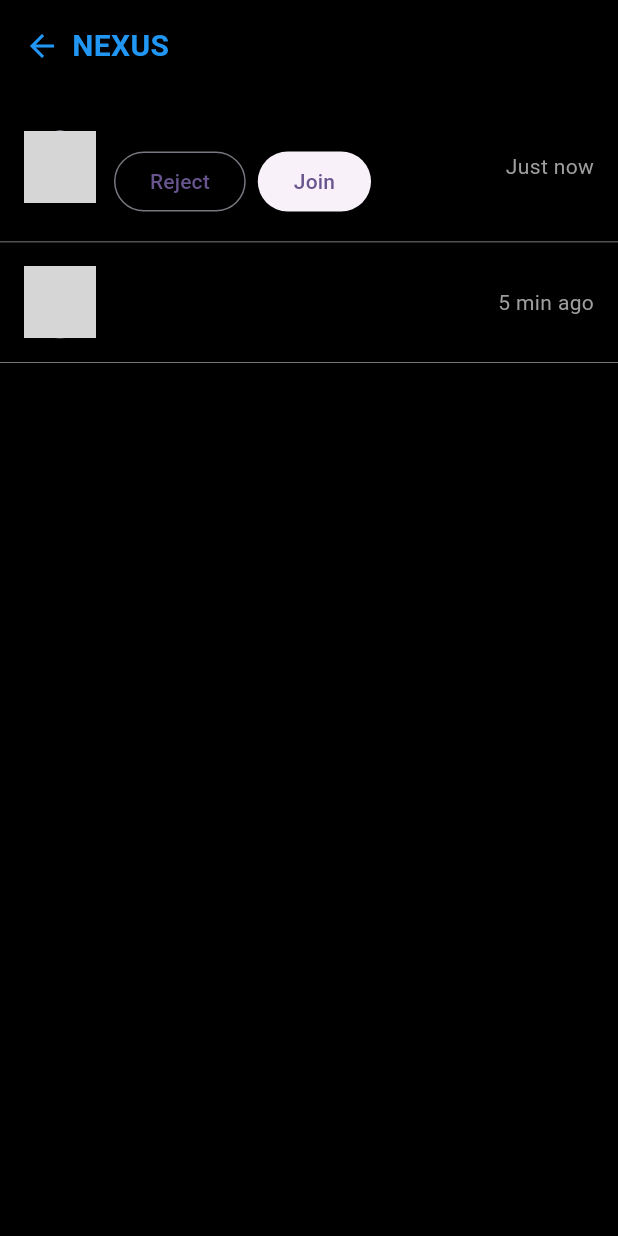
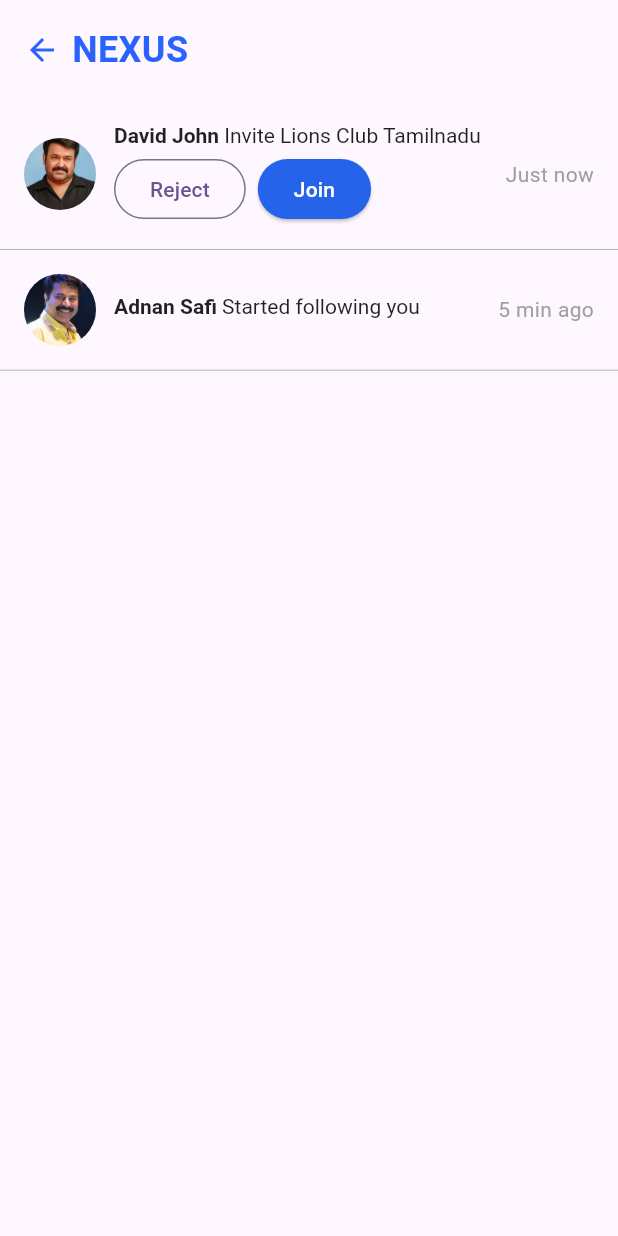
Before and after one commit to Binary-Boys/hack-a-addict, a Flutter app: the NotificationScreen screen opened directly, on a phone screen of 412 x 824 dp. Run offline on Flutter 3.47's test engine with Material 3 defaults, Android fonts, the phone set to English and light mode, and no system bars; our stand-ins replace cloud_firestore, firebase_auth, firebase_core, firebase_storage, image_picker; missing offline and left inert: dart:ffi; accounts and stored records are empty; grey boxes are pictures that could not be loaded.

Commit message:
assets images added and notification screen added

```diff
--- a/lib/main.dart
+++ b/lib/main.dart
@@ -6,6 +6,7 @@
 import 'package:hackaddict/pages/events_module/events_screen.dart';
 import 'package:hackaddict/pages/homescreen/userhomescreen.dart';
 import 'package:hackaddict/pages/login/welcomescreen.dart';
+import 'package:hackaddict/pages/notification/notification_screen.dart';
 import 'package:hackaddict/pages/progress_tracker/progress_screen.dart';
 import 'package:hackaddict/pages/report_screen/reportscreen.dart';
 import 'package:hackaddict/pages/saved_posts/saved_posts.dart';
@@ -18,7 +19,8 @@
 }
 
 class MyApp extends StatelessWidget {
-  const MyApp({super.key});
+  MyApp({super.key});
+
   // This widget is the root of your application.
   @override
   Widget build(BuildContext context) {
@@ -35,6 +37,7 @@
         '/report': (context) => const ReportScreen(),
         '/events': (context) => const EventsScreen(),
         '/saved': (context) => const SavedPostsScreen(),
+        '/notification': (context) => const NotificationScreen(),
         // '/rehab': (context) => const RehabScreen(),
         '/progress': (context) => const ProgressScreen(),
         // '/care': (context) => const CareScreen(),
@@ -51,7 +54,6 @@
               );
             }
             if (snapsot.data != null) {
-
               return UserHomeScreen();
             }
             return const WelcomeScreen();
--- a/lib/pages/homescreen/feedsPage.dart
+++ b/lib/pages/homescreen/feedsPage.dart
@@ -8,6 +8,7 @@
 import 'package:firebase_storage/firebase_storage.dart';
 import 'package:flutter/material.dart';
 import 'package:hackaddict/pages/components/postView.dart';
+import 'package:hackaddict/services.dart';
 import 'package:image_picker/image_picker.dart';
 
 class Feedspage extends StatefulWidget {
@@ -57,7 +58,7 @@
                   final User? user = FirebaseAuth.instance.currentUser;
 
                   return PostView(
-                      username: user == null ? "Ashwin" : user.email!,
+                      username: getUserEmail(),
                       // profileImgURL: "Post-Images/2025-01-19 01:03:44.101677",
                       profileImgURL: post["imgURL"],
                       postImgURL:
@@ -193,7 +194,7 @@
       await fetchPost();
       print("posted");
     } catch (e) {
-      print("^^^^^^$e");
+      print(e);
     }
   }
 
--- a/lib/pages/notification/notification_screen.dart
+++ b/lib/pages/notification/notification_screen.dart
@@ -6,7 +6,6 @@
   @override
   Widget build(BuildContext context) {
     return Scaffold(
-      backgroundColor: Colors.black,
       body: SafeArea(
         child: Column(
           children: [
@@ -18,22 +17,20 @@
                     onTap: () => Navigator.pop(context),
                     child: const Row(
                       children: [
-                        Icon(Icons.arrow_back, color: Colors.blue),
+                        Icon(Icons.arrow_back, color: Color(0xFF2962FF)),
                         SizedBox(width: 8),
                         Text(
                           'NEXUS',
                           style: TextStyle(
-                            color: Colors.blue,
-                            fontSize: 20,
+                            color: Color(0xFF2962FF),
                             fontWeight: FontWeight.bold,
+                            fontSize: 24,
                           ),
                         ),
                       ],
                     ),
                   ),
                   const Spacer(),
-                  const Icon(Icons.notifications_outlined,
-                      color: Colors.black87),
                 ],
               ),
             ),
@@ -41,14 +38,14 @@
               child: ListView(
                 children: const [
                   NotificationItem(
-                    avatar: 'assets/avatar1.png',
+                    avatar: 'assets/images/profile.png',
                     name: 'David John',
                     action: 'Invite Lions Club Tamilnadu',
                     time: 'Just now',
                     hasJoinButton: true,
                   ),
                   NotificationItem(
-                    avatar: 'assets/avatar2.png',
+                    avatar: 'assets/images/profile1.png',
                     name: 'Adnan Safi',
                     action: 'Started following you',
                     time: '5 min ago',
@@ -120,8 +117,18 @@
                       ),
                       const SizedBox(width: 8),
                       ElevatedButton(
+                        style: ElevatedButton.styleFrom(
+                          backgroundColor: const Color(0xFF2563EB),
+                          // padding: const EdgeInsets.symmetric(vertical: 15),
+                          shape: RoundedRectangleBorder(
+                            borderRadius: BorderRadius.circular(50),
+                          ),
+                        ),
                         onPressed: () {},
-                        child: const Text('Join'),
+                        child: const Text(
+                          'Join',
+                          style: TextStyle(color: Colors.white),
+                        ),
                       ),
                     ],
                   ),
--- a/pubspec.yaml
+++ b/pubspec.yaml
@@ -64,6 +64,8 @@
   # To add assets to your application, add an assets section, like this:
   assets:
     - assets/images/dove.png
+    - assets/images/profile.png
+    - assets/images/profile1.png
     - assets/images/
     - assets/icons/
     - assets/
```
Also changed, not shown: lib/pages/homescreen/userhomescreen.dart (+24 -8 lines), lib/pages/login/userSignUp.dart (+57 -1 lines), lib/services.dart (+52 -0 lines), assets/images/profile.png (added), assets/images/profile1.png (added), flutter_01.png (deleted).
